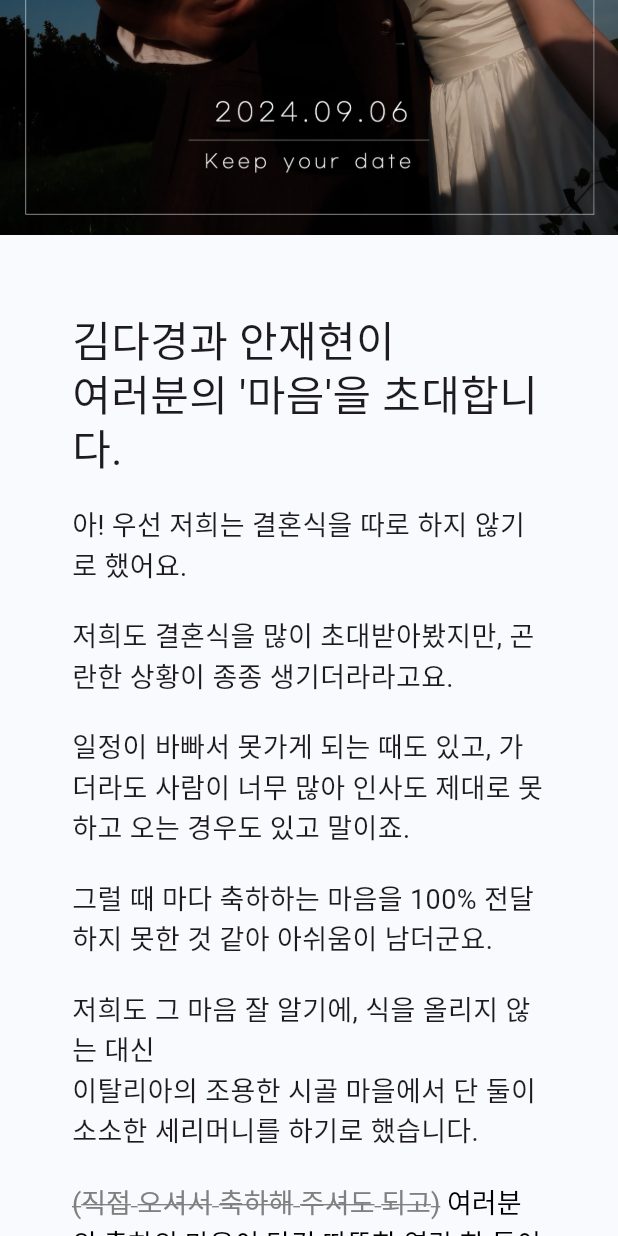
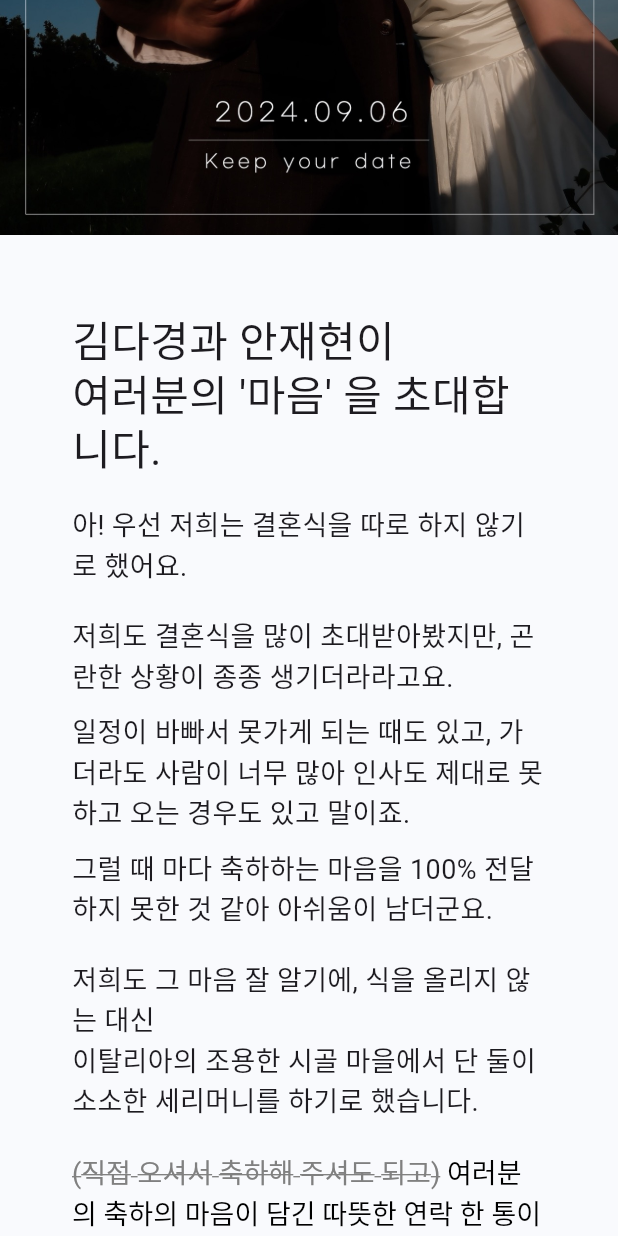
Before and after one commit to jhyunahn226/jhdkwedding, a Flutter app: the screen it shows after launch, scrolled down 576 dp, on a phone screen of 412 x 824 dp. Run offline on Flutter 3.47's test engine with Material 3 defaults, Android fonts, the phone set to English and light mode, and no system bars; our stand-ins replace carousel_slider, supabase_flutter; accounts and stored records are empty; Roboto replaces fonts that are missing (KyoboHandwriting2019, Ownglyph-meetme).

Commit message:
page 분할

```diff
--- a/lib/main.dart
+++ b/lib/main.dart
@@ -3,6 +3,8 @@ import 'package:flutter/material.dart';
 import 'package:jhdkwedding/constants/enum.dart';
 import 'package:jhdkwedding/constants/gaps.dart';
 import 'package:jhdkwedding/constants/sizes.dart';
+import 'package:jhdkwedding/widgets/page1.dart';
+import 'package:jhdkwedding/widgets/page2.dart';
 import 'package:jhdkwedding/widgets/posting.dart';
 import 'package:supabase_flutter/supabase_flutter.dart';
 
@@ -106,91 +108,16 @@ class _MainScreenState extends State<MainScreen> {
                     child: Column(
                       children: <Widget>[
                         Image.asset('assets/photos/onboarding1.jpg'),
-                        Padding(
-                          padding: const EdgeInsets.symmetric(
-                            horizontal: Sizes.size48,
-                            vertical: Sizes.size52,
-                          ),
-                          child: Column(
-                            crossAxisAlignment: CrossAxisAlignment.start,
-                            children: [
-                              const Text(
-                                "김다경과 안재현이\n여러분의 '마음'을 초대합니다.",
-                                style: TextStyle(
-                                  fontFamily: 'Ownglyph-meetme',
-                                  fontSize: Sizes.size28,
-                                  height: 1.2,
-                                ),
-                              ),
-                              Gaps.v20,
-                              const Text(
-                                '아! 우선 저희는 결혼식을 따로 하지 않기로 했어요.',
-                                style: TextStyle(
-                                  fontFamily: 'KyoboHandwriting2019',
-                                  fontSize: Sizes.size18,
-                                ),
-                              ),
-                              Gaps.v20,
-                              const Text(
-                                '저희도 결혼식을 많이 초대받아봤지만, 곤란한 상황이 종종 생기더라라고요.',
-                                style: TextStyle(
-                                  fontFamily: 'KyoboHandwriting2019',
-                                  fontSize: Sizes.size18,
-                                ),
-                              ),
-                              Gaps.v20,
-                              const Text(
-                                '일정이 바빠서 못가게 되는 때도 있고, 가더라도 사람이 너무 많아 인사도 제대로 못하고 오는 경우도 있고 말이죠.',
-                                style: TextStyle(
-                                  fontFamily: 'KyoboHandwriting2019',
-                                  fontSize: Sizes.size18,
-                                ),
-                              ),
-                              Gaps.v20,
-                              const Text(
-                                '그럴 때 마다 축하하는 마음을 100% 전달하지 못한 것 같아 아쉬움이 남더군요.',
-                                style: TextStyle(
-                                  fontFamily: 'KyoboHandwriting2019',
-                                  fontSize: Sizes.size18,
-                                ),
-                              ),
-                              Gaps.v20,
-                              const Text(
-                                '저희도 그 마음 잘 알기에, 식을 올리지 않는 대신\n이탈리아의 조용한 시골 마을에서 단 둘이 소소한 세리머니를 하기로 했습니다.',
-                                style: TextStyle(
-                                  fontFamily: 'KyoboHandwriting2019',
-                                  fontSize: Sizes.size18,
-                                ),
-                              ),
-                              Gaps.v20,
-                              RichText(
-                                text: const TextSpan(
-                                  text: '(직접 오셔서 축하해 주셔도 되고)',
-                                  style: TextStyle(
-                                    fontFamily: 'KyoboHandwriting2019',
-                                    fontSize: Sizes.size18,
-                                    color: ColorEnum.grey,
-                                    decoration: TextDecoration.lineThrough,
-                                  ),
-                                  children: [
-                                    TextSpan(
-                                      text:
-                                          ' 여러분의 축하의 마음이 담긴 따뜻한 연락 한 통이면 충분할 것 같아요.',
-                                      style: TextStyle(
-                                        color: ColorEnum.black,
-                                        decoration: TextDecoration.none,
-                                      ),
-                                    ),
-                                  ],
-                                ),
-                              ),
-                            ],
-                          ),
-                        ),
+                        const Page1(),
                         CarouselSlider(
                           items: _data
                               .map(
-                                (e) => Posting(url: e['url']),
+                                (e) => Posting(
+                                  id: e['id'],
+                                  url: e['url'],
+                                  likes: e['likes'],
+                                  description: e['description'],
+                                ),
                               )
                               .toList(),
                           options: CarouselOptions(
@@ -209,6 +136,7 @@ class _MainScreenState extends State<MainScreen> {
                             onPageChanged: (index, reason) {},
                           ),
                         ),
+                        const Page2(),
                       ],
                     ),
                   ),
--- /dev/null
+++ b/lib/widgets/page1.dart
@@ -0,0 +1,92 @@
+import 'package:flutter/material.dart';
+import 'package:jhdkwedding/constants/enum.dart';
+import 'package:jhdkwedding/constants/gaps.dart';
+import 'package:jhdkwedding/constants/sizes.dart';
+
+class Page1 extends StatelessWidget {
+  const Page1({super.key});
+
+  @override
+  Widget build(BuildContext context) {
+    return Padding(
+      padding: const EdgeInsets.symmetric(
+        horizontal: Sizes.size48,
+        vertical: Sizes.size52,
+      ),
+      child: Column(
+        crossAxisAlignment: CrossAxisAlignment.start,
+        children: [
+          const Text(
+            "김다경과 안재현이\n여러분의 '마음' 을 초대합니다.",
+            style: TextStyle(
+              fontFamily: 'Ownglyph-meetme',
+              fontSize: Sizes.size28,
+              height: 1.2,
+            ),
+          ),
+          Gaps.v20,
+          const Text(
+            '아! 우선 저희는 결혼식을 따로 하지 않기로 했어요.',
+            style: TextStyle(
+              fontFamily: 'KyoboHandwriting2019',
+              fontSize: Sizes.size18,
+            ),
+          ),
+          Gaps.v20,
+          const Text(
+            '저희도 결혼식을 많이 초대받아봤지만, 곤란한 상황이 종종 생기더라라고요.',
+            style: TextStyle(
+              fontFamily: 'KyoboHandwriting2019',
+              fontSize: Sizes.size18,
+            ),
+          ),
+          Gaps.v10,
+          const Text(
+            '일정이 바빠서 못가게 되는 때도 있고, 가더라도 사람이 너무 많아 인사도 제대로 못하고 오는 경우도 있고 말이죠.',
+            style: TextStyle(
+              fontFamily: 'KyoboHandwriting2019',
+              fontSize: Sizes.size18,
+            ),
+          ),
+          Gaps.v10,
+          const Text(
+            '그럴 때 마다 축하하는 마음을 100% 전달하지 못한 것 같아 아쉬움이 남더군요.',
+            style: TextStyle(
+              fontFamily: 'KyoboHandwriting2019',
+              fontSize: Sizes.size18,
+            ),
+          ),
+          Gaps.v20,
+          const Text(
+            '저희도 그 마음 잘 알기에, 식을 올리지 않는 대신\n이탈리아의 조용한 시골 마을에서 단 둘이 소소한 세리머니를 하기로 했습니다.',
+            style: TextStyle(
+              fontFamily: 'KyoboHandwriting2019',
+              fontSize: Sizes.size18,
+            ),
+          ),
+          Gaps.v20,
+          RichText(
+            text: const TextSpan(
+              text: '(직접 오셔서 축하해 주셔도 되고)',
+              style: TextStyle(
+                fontFamily: 'KyoboHandwriting2019',
+                fontSize: Sizes.size18,
+                color: ColorEnum.grey,
+                decoration: TextDecoration.lineThrough,
+              ),
+              children: [
+                TextSpan(
+                  text: ' 여러분의 축하의 마음이 담긴 따뜻한 연락 한 통이면 충분할 것 같아요.',
+                  style: TextStyle(
+                    color: ColorEnum.black,
+                    decoration: TextDecoration.none,
+                  ),
+                ),
+              ],
+            ),
+          ),
+        ],
+      ),
+    );
+  }
+}
```
Also changed, not shown: lib/widgets/page2.dart (added, +62 -0 lines), lib/widgets/posting.dart (+25 -22 lines).
